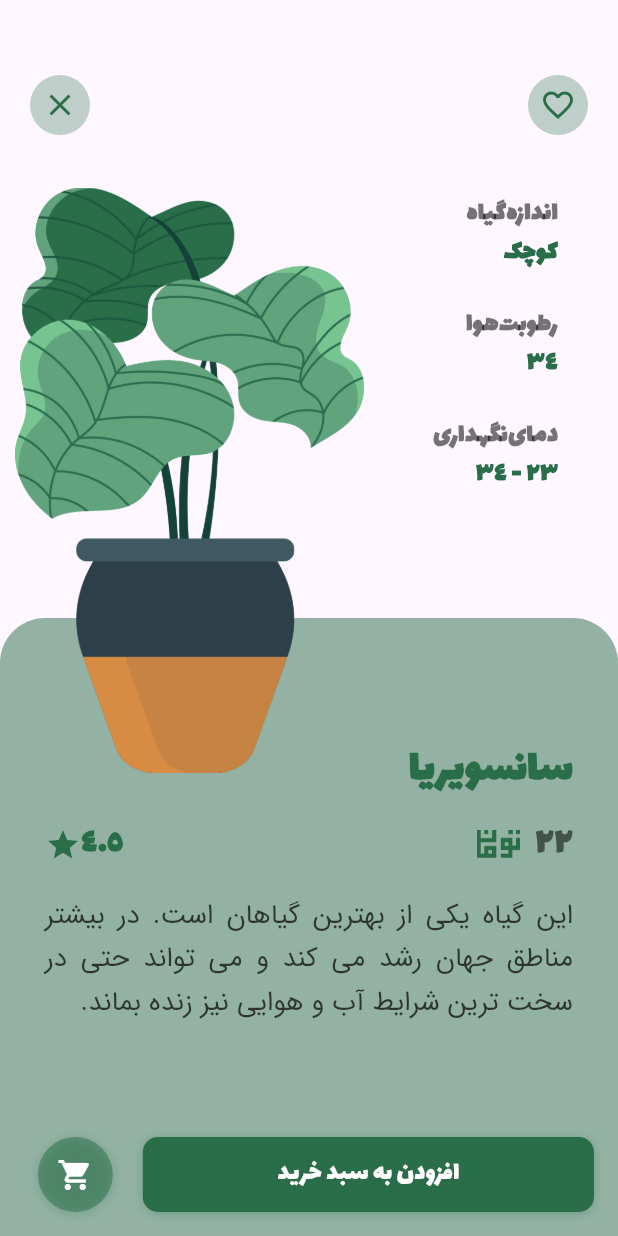
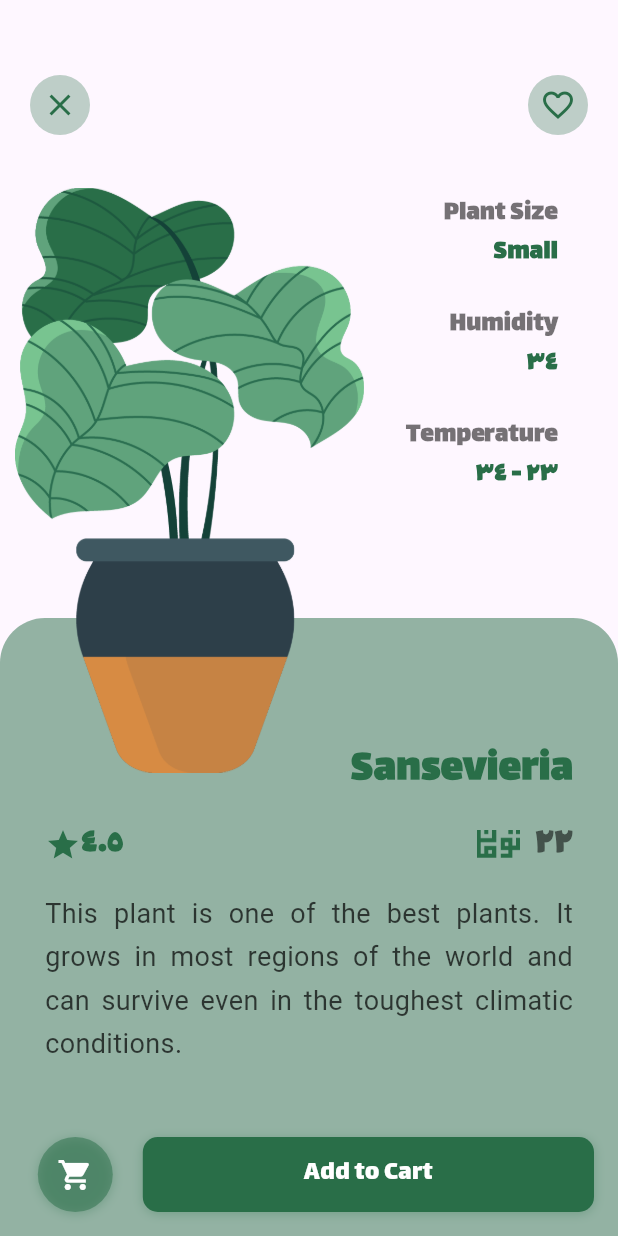
Before and after one commit to IsaacTalb/plant_app_with_shopping_cart, a Flutter app: the DetailPage screen opened directly with empty values, on a phone screen of 412 x 824 dp. Run offline on Flutter 3.47's test engine with Material 3 defaults, Android fonts, the phone set to English and light mode, and no system bars; our stand-ins replace animated_bottom_navigation_bar, page_transition; missing offline and left inert: mobile_scanner.

Commit message:
fixed for the price, id, description etc

```diff
--- a/lib/models/plant.dart
+++ b/lib/models/plant.dart
@@ -11,7 +11,7 @@ class Plant {
   final String plantName;
   final String imageURL;
   bool isFavorated;
-  final String decription;
+  final String description;
   bool isSelected;
 
   Plant({
@@ -25,7 +25,7 @@ class Plant {
     required this.temperature,
     required this.imageURL,
     required this.isFavorated,
-    required this.decription,
+    required this.description,
     required this.isSelected,
   });
 
@@ -34,31 +34,31 @@ class Plant {
     Plant(
       plantId: 0,
       price: 22,
-      category: 'آپارتمانی',
-      plantName: 'سانسویریا',
-      size: 'کوچک',
+      category: 'Apartment',
+      plantName: 'Sansevieria',
+      size: 'Small',
       rating: 4.5,
       humidity: 34,
       temperature: '23 - 34',
       imageURL: 'assets/images/plant-one.png',
       isFavorated: false,
-      decription:
-          'این گیاه یکی از بهترین گیاهان است. در بیشتر مناطق جهان رشد می کند و می تواند حتی در سخت ترین شرایط آب و هوایی نیز زنده بماند.',
+      description:
+          'This plant is one of the best plants. It grows in most regions of the world and can survive even in the toughest climatic conditions.',
       isSelected: false,
     ),
     Plant(
       plantId: 1,
       price: 11,
-      category: 'محل‌کار',
-      plantName: 'فیلودندرون',
-      size: 'متوسط',
+      category: 'Workplace',
+      plantName: 'Philodendron',
+      size: 'Medium',
       rating: 4.8,
       humidity: 56,
       temperature: '19 - 22',
       imageURL: 'assets/images/plant-two.png',
       isFavorated: false,
-      decription:
-          'این گیاه یکی از بهترین گیاهان است. در بیشتر مناطق جهان رشد می کند و می تواند حتی در سخت ترین شرایط آب و هوایی نیز زنده بماند.',
+      description:
+          'This plant is one of the best plants. It grows in most regions of the world and can survive even in the toughest climatic conditions.',
       isSelected: false,
     ),
     Plant(
@@ -72,7 +72,7 @@ class Plant {
       temperature: '22 - 25',
       imageURL: 'assets/images/plant-three.png',
       isFavorated: false,
-      decription:
+      description:
           'این گیاه یکی از بهترین گیاهان است. در بیشتر مناطق جهان رشد می کند و می تواند حتی در سخت ترین شرایط آب و هوایی نیز زنده بماند.',
       isSelected: false,
     ),
@@ -87,7 +87,7 @@ class Plant {
       temperature: '23 - 28',
       imageURL: 'assets/images/plant-one.png',
       isFavorated: false,
-      decription:
+      description:
           'این گیاه یکی از بهترین گیاهان است. در بیشتر مناطق جهان رشد می کند و می تواند حتی در سخت ترین شرایط آب و هوایی نیز زنده بماند.',
       isSelected: false,
     ),
@@ -102,7 +102,7 @@ class Plant {
       temperature: '12 - 16',
       imageURL: 'assets/images/plant-four.png',
       isFavorated: false,
-      decription:
+      description:
           'این گیاه یکی از بهترین گیاهان است. در بیشتر مناطق جهان رشد می کند و می تواند حتی در سخت ترین شرایط آب و هوایی نیز زنده بماند.',
       isSelected: false,
     ),
@@ -117,7 +117,7 @@ class Plant {
       temperature: '15 - 18',
       imageURL: 'assets/images/plant-five.png',
       isFavorated: false,
-      decription:
+      description:
           'این گیاه یکی از بهترین گیاهان است. در بیشتر مناطق جهان رشد می کند و می تواند حتی در سخت ترین شرایط آب و هوایی نیز زنده بماند.',
       isSelected: false,
     ),
@@ -132,7 +132,7 @@ class Plant {
       temperature: '23 - 26',
       imageURL: 'assets/images/plant-six.png',
       isFavorated: false,
-      decription:
+      description:
           'این گیاه یکی از بهترین گیاهان است. در بیشتر مناطق جهان رشد می کند و می تواند حتی در سخت ترین شرایط آب و هوایی نیز زنده بماند.',
       isSelected: false,
     ),
@@ -147,7 +147,7 @@ class Plant {
       temperature: '21 - 24',
       imageURL: 'assets/images/plant-seven.png',
       isFavorated: false,
-      decription:
+      description:
           'این گیاه یکی از بهترین گیاهان است. در بیشتر مناطق جهان رشد می کند و می تواند حتی در سخت ترین شرایط آب و هوایی نیز زنده بماند.',
       isSelected: false,
     ),
@@ -162,7 +162,7 @@ class Plant {
       temperature: '21 - 25',
       imageURL: 'assets/images/plant-eight.png',
       isFavorated: false,
-      decription:
+      description:
           'این گیاه یکی از بهترین گیاهان است. در بیشتر مناطق جهان رشد می کند و می تواند حتی در سخت ترین شرایط آب و هوایی نیز زنده بماند.',
       isSelected: false,
     ),
--- a/lib/screens/cart_page.dart
+++ b/lib/screens/cart_page.dart
@@ -53,8 +53,8 @@ class _CartPageState extends State<CartPage> {
                   height: 20,
                 ),
                 Text(
-                  textDirection: TextDirection.rtl,
-                  '"Your shopping cart is empty! "',
+                  textDirection: TextDirection.ltr,
+                  '" Your shopping cart is empty! "',
                   style: TextStyle(
                     fontSize: 20,
                     fontFamily: 'Verdana',
--- a/lib/screens/detail_page.dart
+++ b/lib/screens/detail_page.dart
@@ -164,8 +164,8 @@ class _DetailPageState extends State<DetailPage> {
                   ),
                   const SizedBox(height: 15),
                   Text(
-                    plantList[widget.plantId].decription,
-                    textDirection: TextDirection.rtl,
+                    plantList[widget.plantId].description,
+                    textDirection: TextDirection.ltr,
                     textAlign: TextAlign.justify,
                     style: TextStyle(
                       color: Constants.blackColor.withOpacity(0.7),
@@ -209,18 +209,18 @@ class _DetailPageState extends State<DetailPage> {
                         crossAxisAlignment: CrossAxisAlignment.end,
                         children: [
                           PlantFeature(
-                            title: 'اندازه‌گیاه',
+                            title: 'Plant Size',
                             plantFeature: plantList[widget.plantId].size,
                           ),
                           PlantFeature(
-                            title: 'رطوبت‌هوا',
+                            title: 'Humidity',
                             plantFeature: plantList[widget.plantId]
                                 .humidity
                                 .toString()
                                 .farsiNumber,
                           ),
                           PlantFeature(
-                            title: 'دمای‌نگهداری',
+                            title: 'Temperature',
                             plantFeature: plantList[widget.plantId]
                                 .temperature
                                 .farsiNumber,
@@ -318,9 +318,9 @@ class _DetailPageState extends State<DetailPage> {
                                   child: Center(
                                     child: plantList[widget.plantId].isSelected
                                         ? Text(
-                                            'گیاه ${plantList[widget.plantId].plantName} با موفقیت به سبد خرید اضافه شد',
+                                            'Plant ${plantList[widget.plantId].plantName} added to cart successfully',
                                             textAlign: TextAlign.justify,
-                                            textDirection: TextDirection.rtl,
+                                            textDirection: TextDirection.ltr,
                                             style: const TextStyle(
                                               fontFamily: 'CloudSoftB',
                                               fontWeight: FontWeight.bold,
@@ -328,9 +328,9 @@ class _DetailPageState extends State<DetailPage> {
                                             ),
                                           )
                                         : Text(
-                                            'گیاه ${plantList[widget.plantId].plantName} با موفقیت از سبد خرید حذف شد',
+                                            'Plant${plantList[widget.plantId].plantName} removed from cart successfully',
                                             textAlign: TextAlign.justify,
-                                            textDirection: TextDirection.rtl,
+                                            textDirection: TextDirection.ltr,
                                             style: const TextStyle(
                                               fontFamily: 'CloudSoftB',
                                               fontWeight: FontWeight.bold,
@@ -357,7 +357,7 @@ class _DetailPageState extends State<DetailPage> {
                       );
                     },
                     child: const Text(
-                      'افزودن به سبد خرید',
+                      'Add to Cart',
                       style: TextStyle(
                         color: Colors.white,
                         fontFamily: 'Lalezar',
--- a/lib/screens/favorite_page.dart
+++ b/lib/screens/favorite_page.dart
@@ -31,8 +31,8 @@ class _FavoritePageState extends State<FavoritePage> {
                   height: 20,
                 ),
                 Text(
-                  textDirection: TextDirection.rtl,
-                  '"Your favorites list is empty! "'.toUpperCase(),
+                  textDirection: TextDirection.ltr,
+                  '" Your favorites list is empty! "',
                   style: TextStyle(
                       fontSize: 20,
                       fontFamily: 'Verdana',
--- a/lib/screens/root.dart
+++ b/lib/screens/root.dart
@@ -75,8 +75,9 @@ class _RootPageState extends State<RootPage> {
                 style: TextStyle(
                     color: Constants.blackColor,
                     fontFamily: 'Verdana',
-                    fontSize: 24,
-                    fontWeight: FontWeight.w500),
+                    fontSize: 20,
+                    height: 2.5,
+                    fontWeight: FontWeight.w600),
               ),
             ],
           ),
```
Also changed, not shown: lib/screens/home_page.dart (+6 -5 lines), 85 other files.
